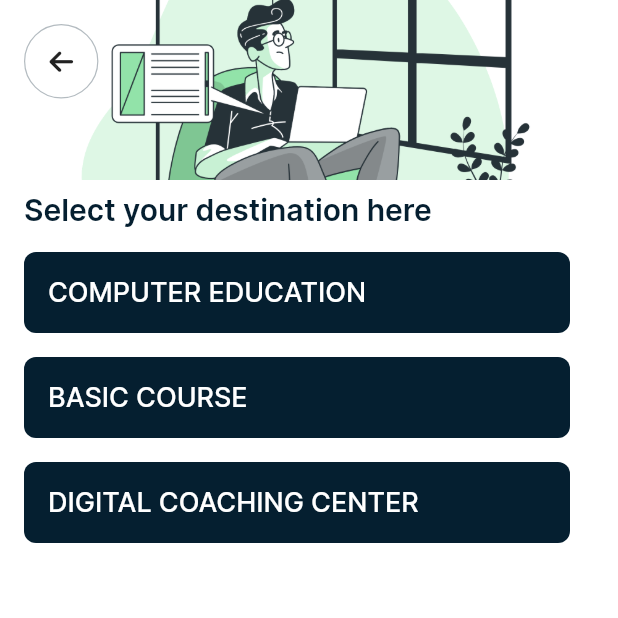
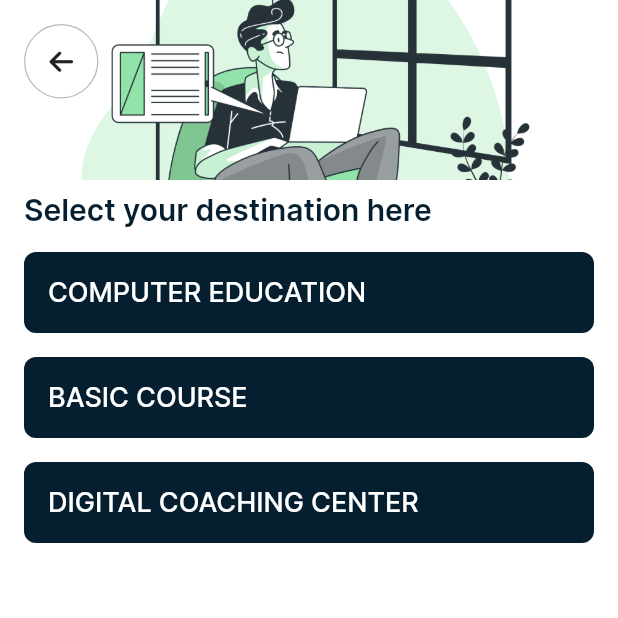
Before and after one commit to flutterninja9/pollo_app, a Flutter app: the SelectGoalScreenView screen opened directly, on a phone screen of 412 x 824 dp, the top half of it. Run offline on Flutter 3.47's test engine with Material 2 defaults, Android fonts, the phone set to English and light mode, and no system bars; our stand-ins replace better_player, carousel_slider, dartz, expandable, flutter_bloc, flutter_dotenv and 7 more; accounts and stored records are empty; network calls fail.

Commit message:
add margin

```diff
--- a/lib/presentation/goal/view/screens/select_goal_screen.dart
+++ b/lib/presentation/goal/view/screens/select_goal_screen.dart
@@ -169,7 +169,7 @@ class _SelectGoalScreenViewState extends State<SelectGoalScreenView> {
                   },
                 ),
                 Container(
-                  margin: const EdgeInsets.symmetric(horizontal: 16),
+                  margin: const EdgeInsets.only(left: 16),
                   child: GoalListTile(
                     onTap: () {
                       di<GoRouter>().push(ComputerEducationScreen.routeName);
@@ -178,7 +178,7 @@ class _SelectGoalScreenViewState extends State<SelectGoalScreenView> {
                   ),
                 ),
                 Container(
-                  margin: const EdgeInsets.symmetric(horizontal: 16),
+                  margin: const EdgeInsets.only(left: 16),
                   child: GoalListTile(
                     onTap: () {
                       di<GoRouter>().push(BasicCourseScreen.routeName);
@@ -187,7 +187,7 @@ class _SelectGoalScreenViewState extends State<SelectGoalScreenView> {
                   ),
                 ),
                 Container(
-                  margin: const EdgeInsets.symmetric(horizontal: 16),
+                  margin: const EdgeInsets.only(left: 16),
                   child: GoalListTile(
                     onTap: () {
                       di<GoRouter>().push(DigitalCoachingScreen.routeName);
```
